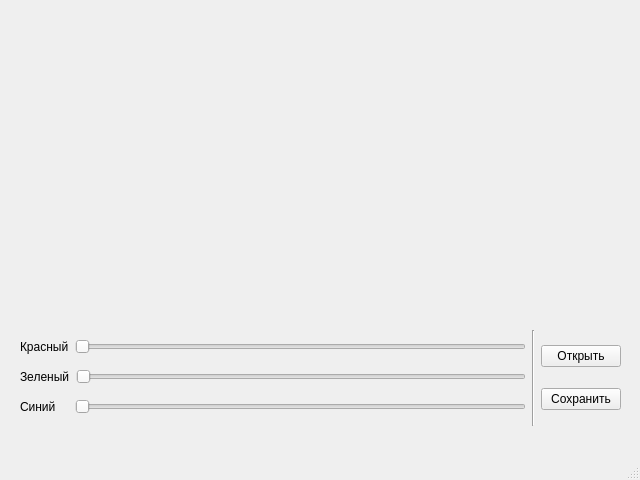
Old version of the form Lab_3/ff.ui in the repository Teronos/about_course_sirius24.
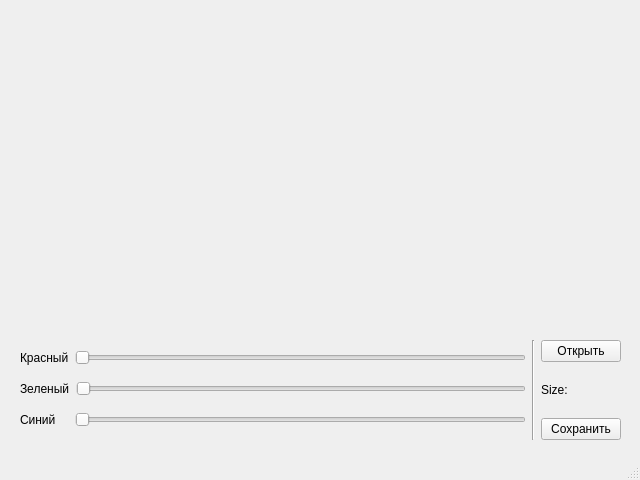
New version of the form.

Commit message: обновление

```diff
--- a/Lab_3/ff.ui
+++ b/Lab_3/ff.ui
@@ -18,9 +18,9 @@
     <property name="geometry">
      <rect>
       <x>20</x>
-      <y>330</y>
+      <y>340</y>
       <width>601</width>
-      <height>96</height>
+      <height>100</height>
      </rect>
     </property>
     <layout class="QHBoxLayout" name="horizontalLayout_4">
@@ -98,6 +98,24 @@
          </property>
         </widget>
        </item>
+       <item>
+        <layout class="QHBoxLayout" name="horizontalLayout_5">
+         <item>
+          <widget class="QLabel" name="label_4">
+           <property name="text">
+            <string>Size:</string>
+           </property>
+          </widget>
+         </item>
+         <item>
+          <widget class="QLabel" name="size">
+           <property name="text">
+            <string/>
+           </property>
+          </widget>
+         </item>
+        </layout>
+       </item>
        <item>
         <widget class="QPushButton" name="save_button">
          <property name="text">
@@ -115,7 +133,7 @@
       <x>9</x>
       <y>15</y>
       <width>621</width>
-      <height>311</height>
+      <height>301</height>
      </rect>
     </property>
     <property name="text">
```
The commit also changes 2 other files.
